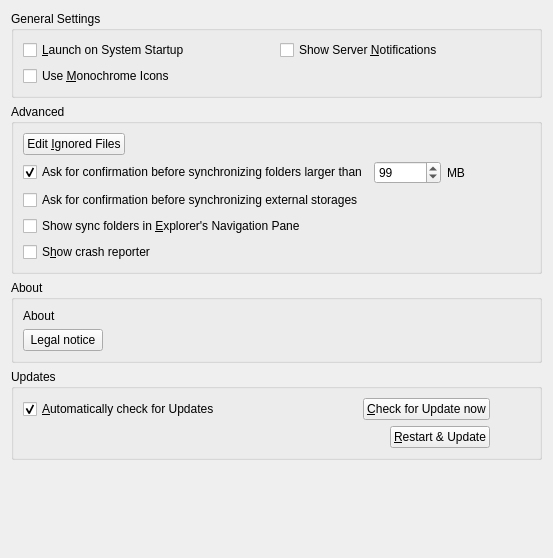
First picture: the form in src/gui/generalsettings.ui, repository waqashaneef/desktop, before the edit.
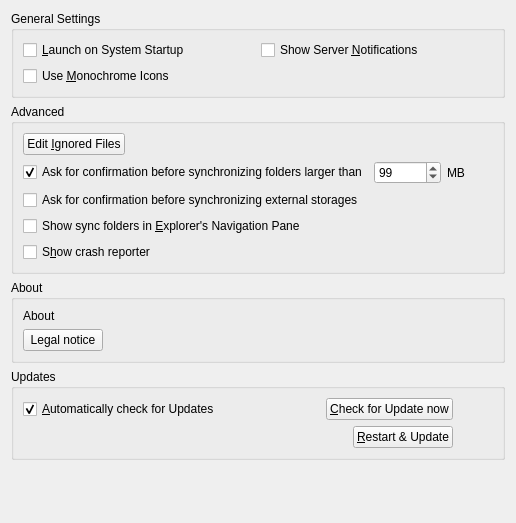
Second picture: the form after the edit.

Patch:
```diff
--- a/src/gui/generalsettings.ui
+++ b/src/gui/generalsettings.ui
@@ -6,8 +6,8 @@
    <rect>
     <x>0</x>
     <y>0</y>
-    <width>553</width>
-    <height>558</height>
+    <width>516</width>
+    <height>523</height>
    </rect>
   </property>
   <property name="windowTitle">
```
